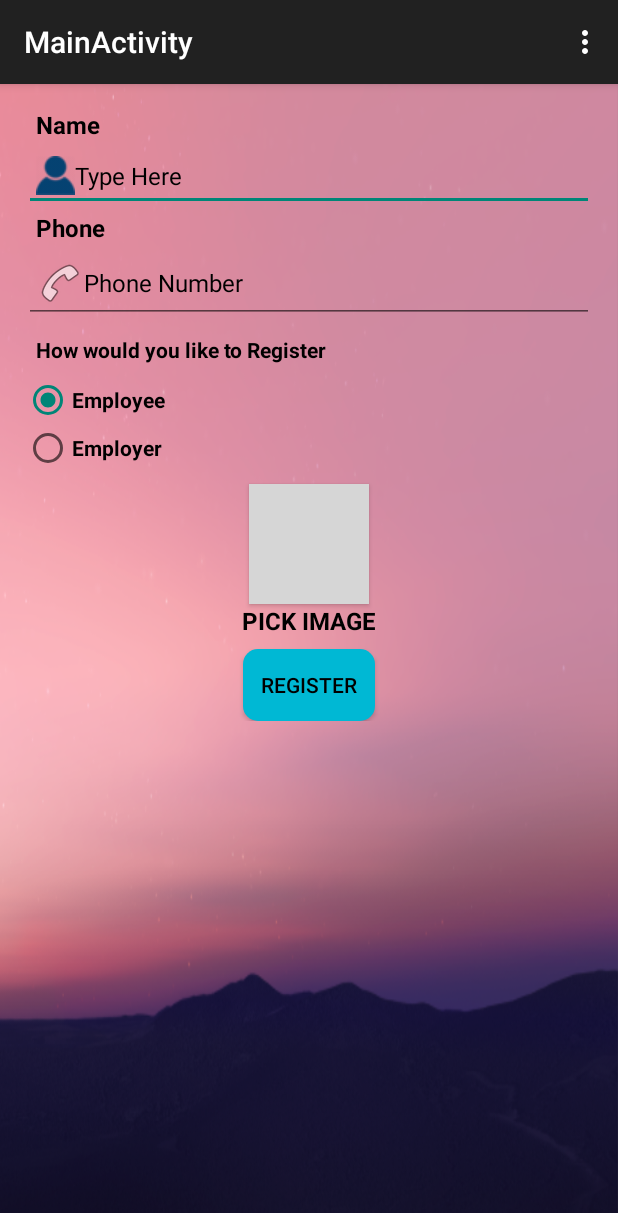
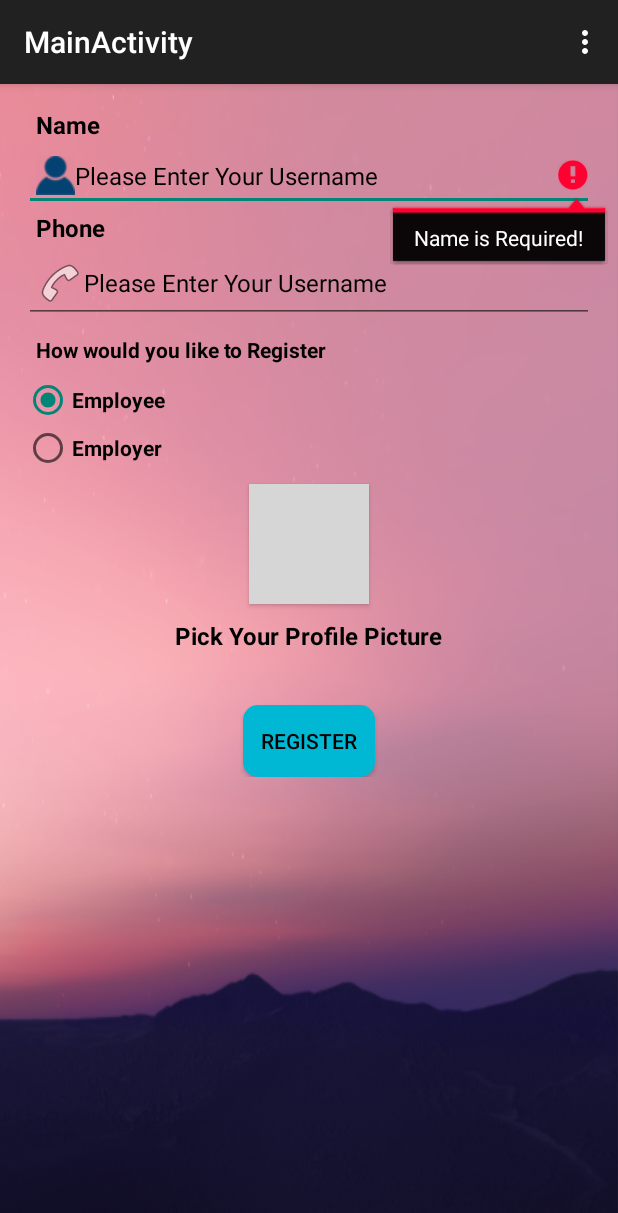
Before and after one commit to shifona1/Connecting-Dots, an Android app: the fragment_main screen opened directly, with no data from a screen before it, after a tap on "REGISTER", on a phone screen of 412 x 824 dp. Shown: the top 1213 px of the screen. Run offline under Robolectric (Android 15) with nearby library versions, the phone set to English and light mode, and no system bars; grey boxes are pictures that could not be loaded.

Commit message:
Mandatory Fields In Registration And Profile Pic Update

```diff
--- a/app/src/main/java/com/example/android/ccd/Main2Activity.java
+++ b/app/src/main/java/com/example/android/ccd/Main2Activity.java
@@ -40,6 +40,7 @@ public class Main2Activity extends AppCompatActivity implements View.OnClickList
     public static final String BASE_URL = "http://172.16.26.196/ccd";
     private static final String TAG = Main2Activity.class.getName();
     public static final String PIC_URL = Main2Activity.BASE_URL + "/getImage.php";
+    public static final String UPDATE_PIC_URL = Main2Activity.BASE_URL + "/uploadDp.php";
 
     private int PICK_IMAGE_REQUEST = 1;
 
--- a/app/src/main/java/com/example/android/ccd/fragment_employer.java
+++ b/app/src/main/java/com/example/android/ccd/fragment_employer.java
@@ -211,10 +211,10 @@ public class fragment_employer extends ActionBarActivity {
                       for (int i=0;i<arr.length();i++) {
                           JSONObject  obj = arr.getJSONObject(i);
                           String name = obj.getString("name");
-                          String email = obj.getString("email");
+                          String phone = obj.getString("phone");
                            String prof = obj.getString("prof");
-                              String img = obj.getString("img");
-                          Person p = new Person(name,email,prof,img);
+                              String dp = obj.getString("img");
+                          Person p = new Person(name,phone,prof,dp);
                           adapt.add(p);
                       }
                   } catch (JSONException e) {
--- a/app/src/main/java/com/example/android/ccd/fragment_main.java
+++ b/app/src/main/java/com/example/android/ccd/fragment_main.java
@@ -1,6 +1,7 @@
 package com.example.android.ccd;
 import android.app.ProgressDialog;
 import android.content.Intent;
+import android.content.SharedPreferences;
 import android.graphics.Bitmap;
 import android.os.AsyncTask;
 import android.os.Bundle;
@@ -39,6 +40,9 @@ public class fragment_main extends Fragment {
                              Bundle savedInstanceState) {
         final View rootView = inflater.inflate(R.layout.fragment_main, container, false);
         this.rootView = rootView;
+        SharedPreferences sp = PreferenceManager.getDefaultSharedPreferences(getActivity());
+        sp.edit().putString("img","").commit();
+
         Button pickPicture = (Button) rootView.findViewById(R.id.buttonLoadPicture);
         pickPicture.setOnClickListener(new View.OnClickListener() {
             @Override
@@ -61,13 +65,27 @@ public class fragment_main extends Fragment {
 
     }
     void registerNow() {
-        R_NAME = ((EditText) rootView.findViewById(R.id.name)).getText().toString();
+        EditText etname = ((EditText) rootView.findViewById(R.id.name));
+        R_NAME = etname.getText().toString();
+        EditText etphone=((EditText) rootView.findViewById(R.id.phone));
         R_PHONE = ((EditText) rootView.findViewById(R.id.phone)).getText().toString();
+
         R_TYPE=((RadioButton) rootView.findViewById(R.id.radio_employer)).isChecked();
+        R_IMAGE = PreferenceManager.getDefaultSharedPreferences(getContext()).getString("img","");
+        Log.e(TAG, "ImageLength : " + R_IMAGE.length());
+        Toast.makeText(getContext(),"ImageLength : "+R_IMAGE.length(),Toast.LENGTH_SHORT).show();
 
-        R_IMAGE = PreferenceManager.getDefaultSharedPreferences(getContext()).getString("img","");
-        Log.e(TAG,"ImageLength : "+R_IMAGE.length());
-        Toast.makeText(getContext(),"ImageLength : "+R_IMAGE.length(),Toast.LENGTH_SHORT).show();
+        if(R_NAME.isEmpty()) {
+            etname.setError("Name is Required!");
+            return;
+        }
+        if(R_PHONE.isEmpty()) {
+            etname.setError("Phone Number is Required!");
+            return;
+        }
+
+
+
         doRegister();
     }
 
--- a/app/src/main/res/layout/content_employee__home_page.xml
+++ b/app/src/main/res/layout/content_employee__home_page.xml
@@ -21,6 +21,12 @@
         android:id="@+id/profile_image">
 
     </ImageView>
+
+    <Button
+        android:layout_width="wrap_content"
+        android:layout_height="wrap_content"
+        android:id="@+id/Update_dp"
+        />
     <TextView
         android:id="@+id/employee_name"
         android:textStyle="bold"
--- a/app/src/main/res/layout/fragment_main.xml
+++ b/app/src/main/res/layout/fragment_main.xml
@@ -24,7 +24,7 @@
                 android:id="@+id/name"
                 android:layout_width="match_parent"
                 android:layout_height="wrap_content"
-                android:hint="Type Here"
+                android:hint="Please Enter Your Username"
                 android:textColorHint="@color/text"
                 android:drawableLeft="@drawable/name_icon"
                 android:paddingLeft="8dp"
@@ -43,7 +43,7 @@
                 android:id="@+id/phone"
                 android:layout_width="match_parent"
                 android:layout_height="wrap_content"
-                android:hint="Phone Number"
+                android:hint="Please Enter Your Username"
                 android:textColorHint="@color/text"
                 android:drawableLeft="@android:drawable/ic_menu_call"
                 android:paddingLeft="8dp"
@@ -122,6 +122,7 @@
     </RadioGroup>
 
 
+
             <Button
                 android:id="@+id/buttonLoadPicture"
                 android:layout_width="80dp"
@@ -130,20 +131,24 @@
                 android:layout_below="@+id/photo"
                 android:background="@drawable/camera"
                 android:layout_gravity="center"/>
+
+
             <TextView
                 android:id="@+id/photo"
-                android:text="PICK IMAGE" android:layout_width="wrap_content"
+                android:text="Pick Your Profile Picture" android:layout_width="wrap_content"
                 android:textColor="@color/text"
                 android:textSize="16sp"
                 android:layout_gravity="center_horizontal"
                 android:textStyle="bold"
-                android:layout_height="wrap_content" />
+                android:layout_height="wrap_content"
+                android:layout_marginTop="10dp" />
+
 
             <Button
                 android:id="@+id/register"
                 android:layout_width="wrap_content"
                 android:layout_height="wrap_content"
-                android:layout_marginTop="8dp"
+                android:layout_marginTop="35dp"
                 android:layout_below="@+id/photo"
                 android:background="@drawable/oval_background"
                 android:text="Register"
```
Also changed, not shown: app/src/main/java/com/example/android/ccd/Employee_HOmePage.java (+38 -0 lines), app/src/main/java/com/example/android/ccd/ProfessionListAdapter.java (+4 -4 lines).
